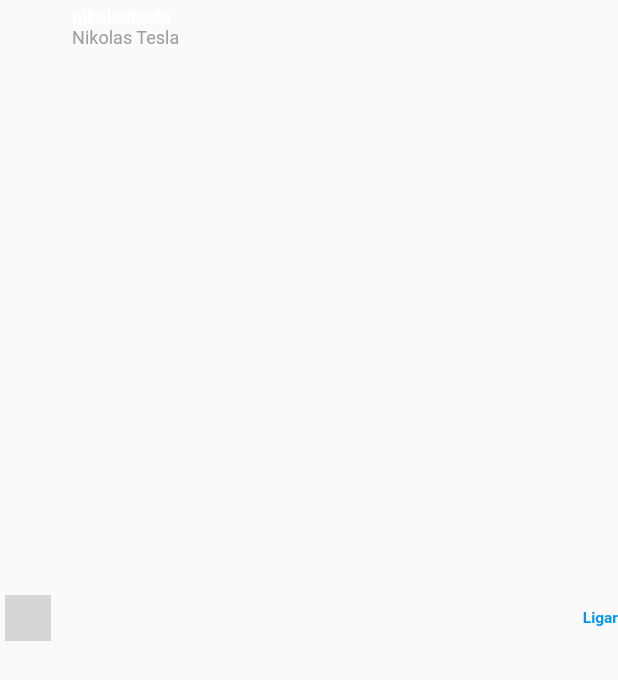
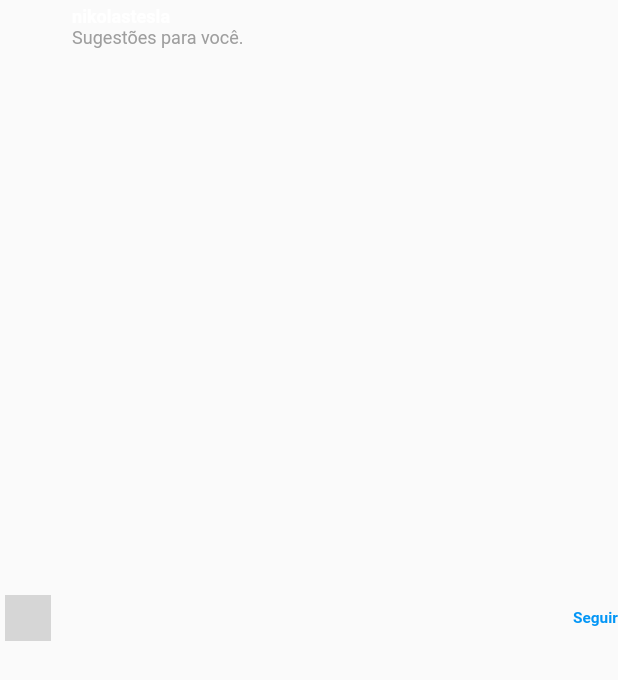
Before and after one commit to CadisRaziel/projeto_usando_framwork_responsivo_Web_Smartphone_destkop, a Flutter app: the SuggestionItem widget shown alone on an empty page, opened directly, on a phone screen of 412 x 824 dp. Shown: the top 680 px of the screen. Run offline on Flutter 3.47's test engine with Material 2 defaults, Android fonts, the light colour scheme and no system bars; our stand-ins replace google_fonts, responsive_framework; network calls fail; grey boxes are pictures that could not be loaded.

Commit message:
fazendo alguns ajustes

```diff
--- a/lib/Pages/home/widgets/right_panel/right_panel.dart
+++ b/lib/Pages/home/widgets/right_panel/right_panel.dart
@@ -52,7 +52,7 @@ class RightPanel extends StatelessWidget {
                   child: GestureDetector(
                     onTap: () {},
                     child: Text(
-                      'Sair',
+                      'Mudar',
                       style: TextStyle(
                           color: Color(0xFF0396f6),
                           fontSize: 12,
@@ -94,6 +94,8 @@ class RightPanel extends StatelessWidget {
             SuggestionItem(),
             SuggestionItem(),
             SuggestionItem(),
+            SuggestionItem(),
+            SuggestionItem(),
           ],
         ),
       ),
--- a/lib/Pages/home/widgets/right_panel/suggestion_item.dart
+++ b/lib/Pages/home/widgets/right_panel/suggestion_item.dart
@@ -30,7 +30,7 @@ class SuggestionItem extends StatelessWidget {
                   ),
                 ),
                 Text(
-                  'Nikolas Tesla',
+                  'Sugestões para você.',
                   style: TextStyle(
                       fontWeight: FontWeight.w400, color: Colors.grey),
                 )
@@ -42,7 +42,7 @@ class SuggestionItem extends StatelessWidget {
             child: GestureDetector(
               onTap: () {},
               child: Text(
-                'Ligar',
+                'Seguir',
                 style: TextStyle(
                     color: Color(0xFF0396f6),
                     fontSize: 12,
```
